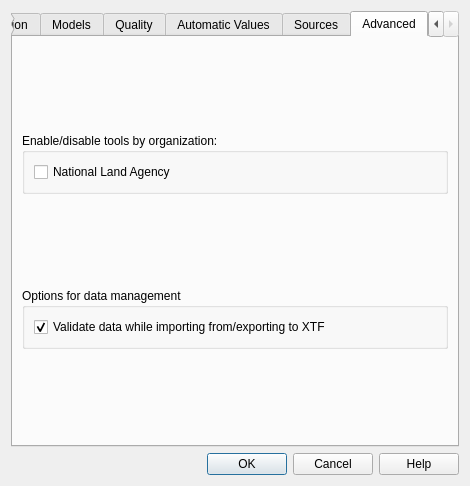
Qt form asistente_ladm_col/ui/settings_dialog.ui (SwissTierrasColombia/Asistente-LADM-COL) before a commit.
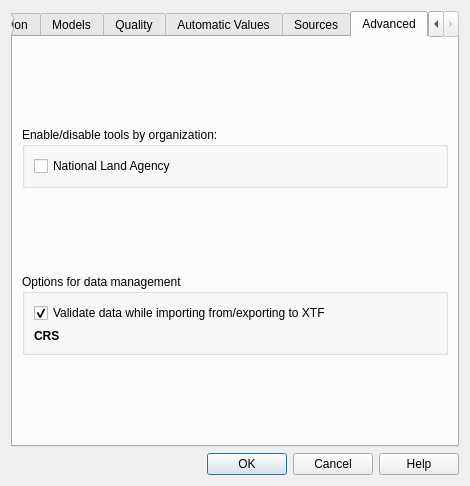
The same form after that commit. The open tabs and pages were chosen to show the change. Icons and pictures are not drawn. Custom widgets are drawn as their Qt base class.

Commit message: Add EPGS Setting

```diff
--- a/asistente_ladm_col/ui/settings_dialog.ui
+++ b/asistente_ladm_col/ui/settings_dialog.ui
@@ -638,8 +638,21 @@
          <property name="title">
           <string>Options for data management</string>
          </property>
-         <layout class="QGridLayout" name="gridLayout_6">
-          <item row="0" column="0">
+         <layout class="QGridLayout" name="gridLayout_4">
+          <item row="1" column="1">
+           <widget class="QgsProjectionSelectionWidget" name="crsSelector" native="true">
+            <property name="sizePolicy">
+             <sizepolicy hsizetype="MinimumExpanding" vsizetype="Preferred">
+              <horstretch>0</horstretch>
+              <verstretch>0</verstretch>
+             </sizepolicy>
+            </property>
+            <property name="focusPolicy">
+             <enum>Qt::StrongFocus</enum>
+            </property>
+           </widget>
+          </item>
+          <item row="0" column="0" colspan="2">
            <widget class="QCheckBox" name="chk_validate_data_importing_exporting">
             <property name="text">
              <string>Validate data while importing from/exporting to XTF</string>
@@ -649,6 +662,22 @@
             </property>
            </widget>
           </item>
+          <item row="1" column="0">
+           <widget class="QLabel" name="crs_label">
+            <property name="font">
+             <font>
+              <weight>75</weight>
+              <bold>true</bold>
+             </font>
+            </property>
+            <property name="toolTip">
+             <string>Coordinate Reference System</string>
+            </property>
+            <property name="text">
+             <string>CRS</string>
+            </property>
+           </widget>
+          </item>
          </layout>
         </widget>
        </item>
@@ -678,6 +707,12 @@
    <header>qgis.gui</header>
    <container>1</container>
   </customwidget>
+  <customwidget>
+   <class>QgsProjectionSelectionWidget</class>
+   <extends>QWidget</extends>
+   <header>qgis.gui</header>
+   <container>1</container>
+  </customwidget>
  </customwidgets>
  <tabstops>
   <tabstop>cbo_db_source</tabstop>
```
Left out of the diff: 4 changed lines with no effect on the pictures. The commit also changes 3 other files.
